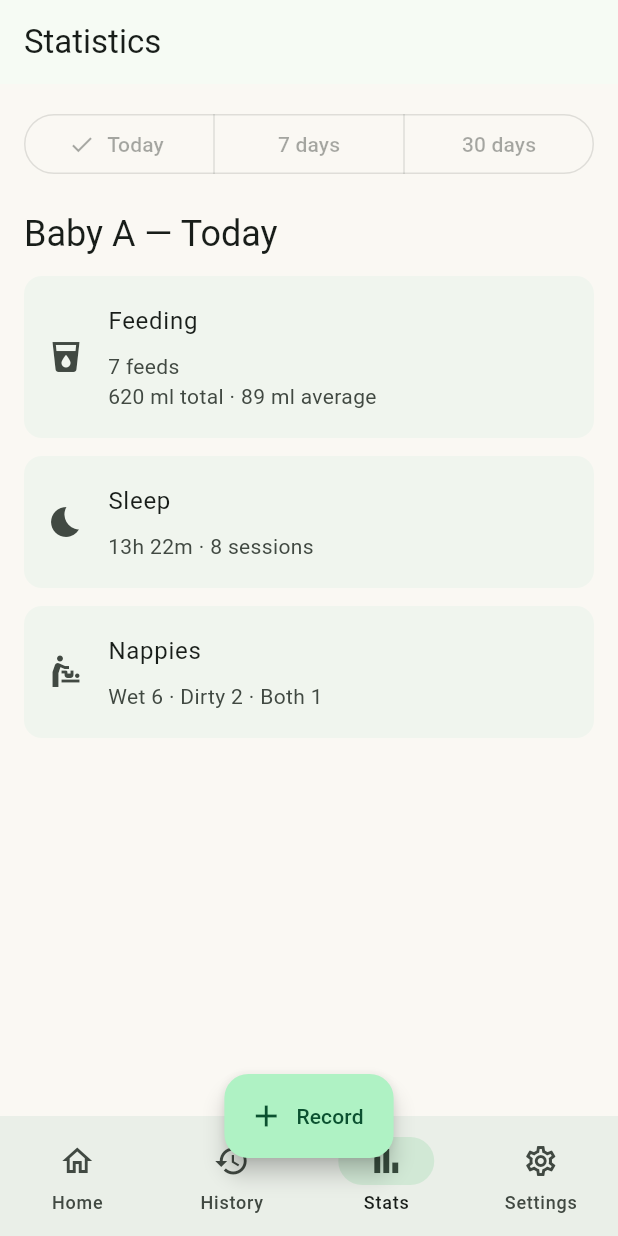
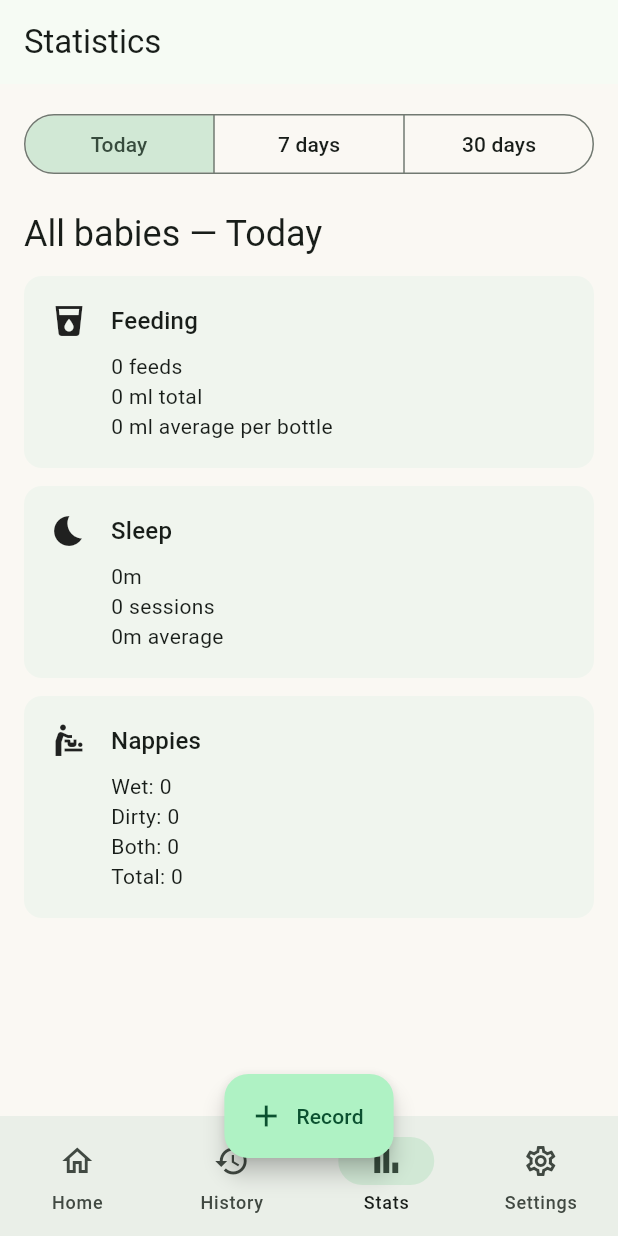
Before and after one commit to RyanLouw/BabbyApp, a Flutter app: the StatisticsScreen screen opened by its route, on a phone screen of 412 x 824 dp. Run offline on Flutter 3.47's test engine with Material 3 defaults, Android fonts, the phone set to English and light mode, and no system bars; our stand-ins replace cloud_firestore, firebase_auth, firebase_core, flutter_riverpod, go_router, shared_preferences; accounts and stored records are empty.

Commit message:
Implement interactive statistics screen

```diff
--- a/untitled/lib/features/statistics/domain/care_statistics.dart
+++ b/untitled/lib/features/statistics/domain/care_statistics.dart
@@ -3,10 +3,15 @@ class CareStatistics {
   CareStatistics(List<BabyEvent> source, DateTime from) : events = source.where((e) => !e.start.isBefore(from)).toList();
   final List<BabyEvent> events;
   Iterable<BabyEvent> get feeds => events.where((e) => e.type == BabyEventType.feeding);
+  Iterable<BabyEvent> get bottleFeeds => feeds.where((e) => e.data['amountMl'] is num);
   int get feedCount => feeds.length;
-  int get totalMl => feeds.fold(0, (n, e) => n + ((e.data['amountMl'] as num?)?.round() ?? 0));
-  double get averageBottleMl => feedCount == 0 ? 0 : totalMl / feedCount;
+  int get totalMl => bottleFeeds.fold(0, (n, e) => n + (e.data['amountMl']! as num).round());
+  double get averageBottleMl => bottleFeeds.isEmpty ? 0 : totalMl / bottleFeeds.length;
   Iterable<BabyEvent> get sleeps => events.where((e) => e.type == BabyEventType.sleep && e.end != null);
   Duration get totalSleep => sleeps.fold(Duration.zero, (d, e) => d + e.duration());
+  int get sleepSessionCount => sleeps.length;
+  Duration get averageSleep => sleepSessionCount == 0 ? Duration.zero : Duration(microseconds: totalSleep.inMicroseconds ~/ sleepSessionCount);
+  Iterable<BabyEvent> get nappyEvents => events.where((e) => e.type == BabyEventType.nappy);
+  int get nappyCount => nappyEvents.length;
   int nappies(NappyType type) => events.where((e) => e.type == BabyEventType.nappy && e.data['kind'] == type.name).length;
 }
--- a/untitled/lib/features/statistics/presentation/statistics_screen.dart
+++ b/untitled/lib/features/statistics/presentation/statistics_screen.dart
@@ -1,3 +1,149 @@
 import 'package:flutter/material.dart';
-class StatisticsScreen extends StatelessWidget {const StatisticsScreen({super.key});@override Widget build(context)=>Scaffold(appBar:AppBar(title:const Text('Statistics')),body:ListView(padding:const EdgeInsets.all(16),children:[const SegmentedButton(segments:[ButtonSegment(value:1,label:Text('Today')),ButtonSegment(value:7,label:Text('7 days')),ButtonSegment(value:30,label:Text('30 days'))],selected:{1}),const SizedBox(height:20),Text('Baby A — Today',style:Theme.of(context).textTheme.headlineSmall),const SizedBox(height:12),const _Stat('Feeding',Icons.local_drink,'7 feeds\n620 ml total · 89 ml average'),const _Stat('Sleep',Icons.bedtime,'13h 22m · 8 sessions'),const _Stat('Nappies',Icons.baby_changing_station,'Wet 6 · Dirty 2 · Both 1') ]));}
-class _Stat extends StatelessWidget {const _Stat(this.title,this.icon,this.value);final String title,value;final IconData icon;@override Widget build(context)=>Card(margin:const EdgeInsets.only(bottom:12),child:ListTile(minVerticalPadding:18,leading:Icon(icon),title:Text(title),subtitle:Padding(padding:const EdgeInsets.only(top:8),child:Text(value))));}
+
+import '../../events/domain/baby_event.dart';
+import '../domain/care_statistics.dart';
+
+enum StatisticsPeriod {
+  today('Today', 1),
+  sevenDays('7 days', 7),
+  thirtyDays('30 days', 30);
+
+  const StatisticsPeriod(this.label, this.days);
+
+  final String label;
+  final int days;
+}
+
+class StatisticsScreen extends StatefulWidget {
+  const StatisticsScreen({
+    super.key,
+    this.events = const [],
+    this.babyName = 'All babies',
+  });
+
+  final List<BabyEvent> events;
+  final String babyName;
+
+  @override
+  State<StatisticsScreen> createState() => _StatisticsScreenState();
+}
+
+class _StatisticsScreenState extends State<StatisticsScreen> {
+  StatisticsPeriod _period = StatisticsPeriod.today;
+
+  DateTime _startOfPeriod(DateTime now) {
+    final today = DateTime(now.year, now.month, now.day);
+    return today.subtract(Duration(days: _period.days - 1));
+  }
+
+  @override
+  Widget build(BuildContext context) {
+    final statistics = CareStatistics(
+      widget.events,
+      _startOfPeriod(DateTime.now()),
+    );
+
+    return Scaffold(
+      appBar: AppBar(title: const Text('Statistics')),
+      body: ListView(
+        padding: const EdgeInsets.all(16),
+        children: [
+          SegmentedButton<StatisticsPeriod>(
+            segments: StatisticsPeriod.values
+                .map(
+                  (period) => ButtonSegment<StatisticsPeriod>(
+                    value: period,
+                    label: Text(period.label),
+                  ),
+                )
+                .toList(),
+            selected: {_period},
+            showSelectedIcon: false,
+            onSelectionChanged: (selection) {
+              setState(() => _period = selection.first);
+            },
+          ),
+          const SizedBox(height: 20),
+          Text(
+            '${widget.babyName} — ${_period.label}',
+            style: Theme.of(context).textTheme.headlineSmall,
+          ),
+          const SizedBox(height: 12),
+          _StatisticCard(
+            title: 'Feeding',
+            icon: Icons.local_drink,
+            lines: [
+              '${statistics.feedCount} feeds',
+              '${statistics.totalMl} ml total',
+              '${statistics.averageBottleMl.round()} ml average per bottle',
+            ],
+          ),
+          _StatisticCard(
+            title: 'Sleep',
+            icon: Icons.bedtime,
+            lines: [
+              _formatDuration(statistics.totalSleep),
+              '${statistics.sleepSessionCount} sessions',
+              '${_formatDuration(statistics.averageSleep)} average',
+            ],
+          ),
+          _StatisticCard(
+            title: 'Nappies',
+            icon: Icons.baby_changing_station,
+            lines: [
+              'Wet: ${statistics.nappies(NappyType.wet)}',
+              'Dirty: ${statistics.nappies(NappyType.dirty)}',
+              'Both: ${statistics.nappies(NappyType.both)}',
+              'Total: ${statistics.nappyCount}',
+            ],
+          ),
+        ],
+      ),
+    );
+  }
+}
+
+String _formatDuration(Duration duration) {
+  final hours = duration.inHours;
+  final minutes = duration.inMinutes.remainder(60);
+  return hours == 0 ? '${minutes}m' : '${hours}h ${minutes}m';
+}
+
+class _StatisticCard extends StatelessWidget {
+  const _StatisticCard({
+    required this.title,
+    required this.icon,
+    required this.lines,
+  });
+
+  final String title;
+  final IconData icon;
+  final List<String> lines;
+
+  @override
+  Widget build(BuildContext context) {
+    return Card(
+      margin: const EdgeInsets.only(bottom: 12),
+      child: Padding(
+        padding: const EdgeInsets.all(18),
+        child: Row(
+          crossAxisAlignment: CrossAxisAlignment.start,
+          children: [
+            Icon(icon, semanticLabel: title),
+            const SizedBox(width: 16),
+            Expanded(
+              child: Column(
+                crossAxisAlignment: CrossAxisAlignment.start,
+                children: [
+                  Text(title, style: Theme.of(context).textTheme.titleMedium),
+                  const SizedBox(height: 8),
+                  ...lines.map(Text.new),
+                ],
+              ),
+            ),
+          ],
+        ),
+      ),
+    );
+  }
+}
```
Also changed, not shown: 2 other files.
